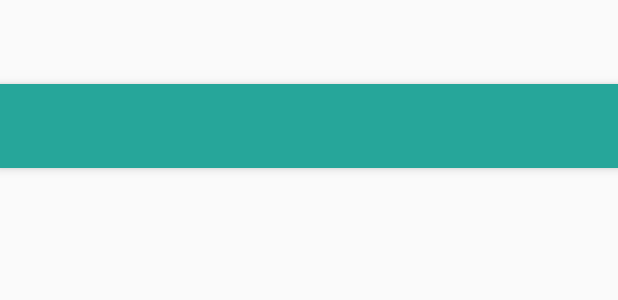
After one commit to j-arp/perfect-pizza, an Android app: the layout activity_select_amount.xml on its own in the app's theme, with its tools: preview values and no code run, on a phone screen of 412 x 824 dp. The commit adds this screen. Shown: the top 300 px of the screen. Run offline under Robolectric (Android 15) with nearby library versions, the phone set to English and light mode, and no system bars.

Commit message:
added amount activity

```diff
--- /dev/null
+++ b/app/src/main/res/layout/activity_select_amount.xml
@@ -0,0 +1,27 @@
+<?xml version="1.0" encoding="utf-8"?>
+<android.support.design.widget.CoordinatorLayout xmlns:android="http://schemas.android.com/apk/res/android"
+    xmlns:app="http://schemas.android.com/apk/res-auto"
+    xmlns:tools="http://schemas.android.com/tools"
+    android:layout_width="match_parent"
+    android:layout_height="match_parent"
+    android:fitsSystemWindows="true"
+    tools:context="net.arpcentral.pizzadoh.SelectAmountActivity">
+
+    <android.support.design.widget.AppBarLayout
+        android:layout_width="match_parent"
+        android:layout_height="wrap_content"
+        android:theme="@style/AppTheme.AppBarOverlay">
+
+        <android.support.v7.widget.Toolbar
+            android:id="@+id/toolbar"
+            android:layout_width="match_parent"
+            android:layout_height="?attr/actionBarSize"
+            android:background="?attr/colorPrimary"
+            app:popupTheme="@style/AppTheme.PopupOverlay" />
+
+    </android.support.design.widget.AppBarLayout>
+
+    <include layout="@layout/content_select_amount" />
+
+
+</android.support.design.widget.CoordinatorLayout>
--- /dev/null
+++ b/app/src/main/res/layout/content_select_amount.xml
@@ -0,0 +1,15 @@
+<?xml version="1.0" encoding="utf-8"?>
+<RelativeLayout xmlns:android="http://schemas.android.com/apk/res/android"
+    xmlns:app="http://schemas.android.com/apk/res-auto"
+    xmlns:tools="http://schemas.android.com/tools"
+    android:layout_width="match_parent"
+    android:layout_height="match_parent"
+    android:paddingBottom="@dimen/activity_vertical_margin"
+    android:paddingLeft="@dimen/activity_horizontal_margin"
+    android:paddingRight="@dimen/activity_horizontal_margin"
+    android:paddingTop="@dimen/activity_vertical_margin"
+    app:layout_behavior="@string/appbar_scrolling_view_behavior"
+    tools:context="net.arpcentral.pizzadoh.SelectAmountActivity"
+    tools:showIn="@layout/activity_select_amount">
+
+</RelativeLayout>
--- a/app/src/main/res/values/strings.xml
+++ b/app/src/main/res/values/strings.xml
@@ -10,5 +10,6 @@
     <string name="technique_caption">Quality flour. Accurate Measurements. Now it is up to you. Practice makes perfect so bake a lot of pizza.</string>
     <string name="title_activity_pizza_type">PizzaType</string>
     <string name="type_question">What type of pizza are you making?</string>
+    <string name="title_activity_select_amount">SelectAmountActivity</string>
 
 </resources>
```
Also changed, not shown: app/src/main/AndroidManifest.xml (+13 -1 lines), app/src/main/java/net/arpcentral/pizzadoh/PizzaDohApp.java (added, +10 -0 lines), app/src/main/java/net/arpcentral/pizzadoh/SelectAmountActivity.java (added, +30 -0 lines), app/src/main/java/net/arpcentral/pizzadoh/SelectPizzaTypeActivity.java (+18 -4 lines), app/src/main/res/layout/activity_pizza_type.xml (+11 -0 lines).
